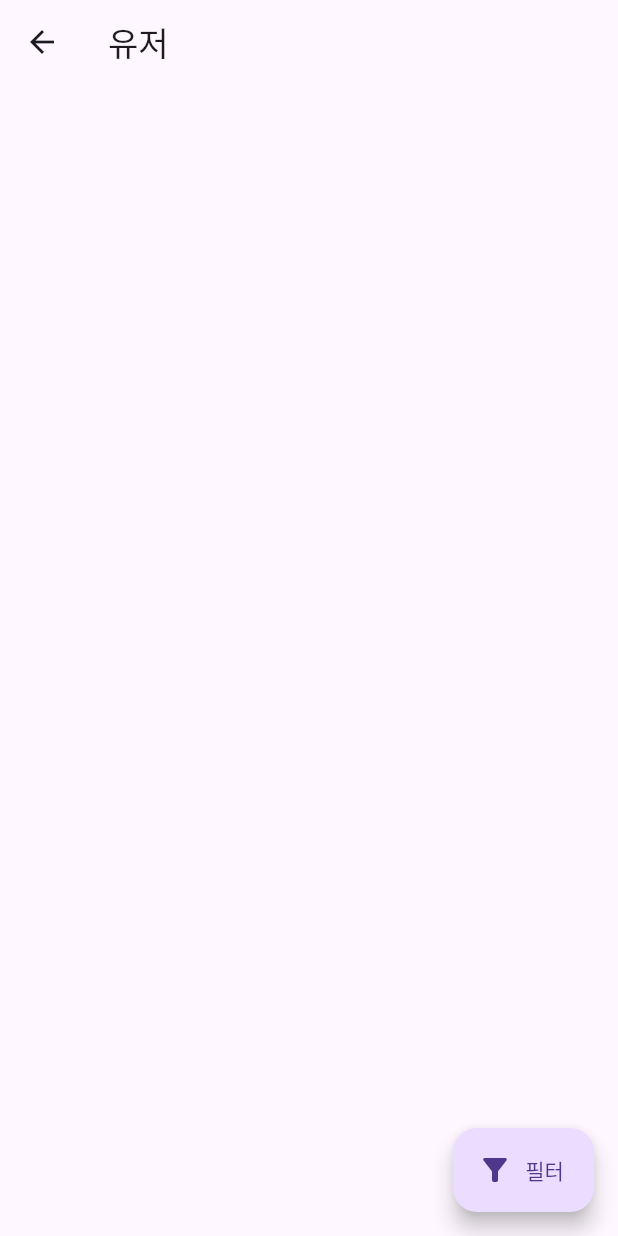
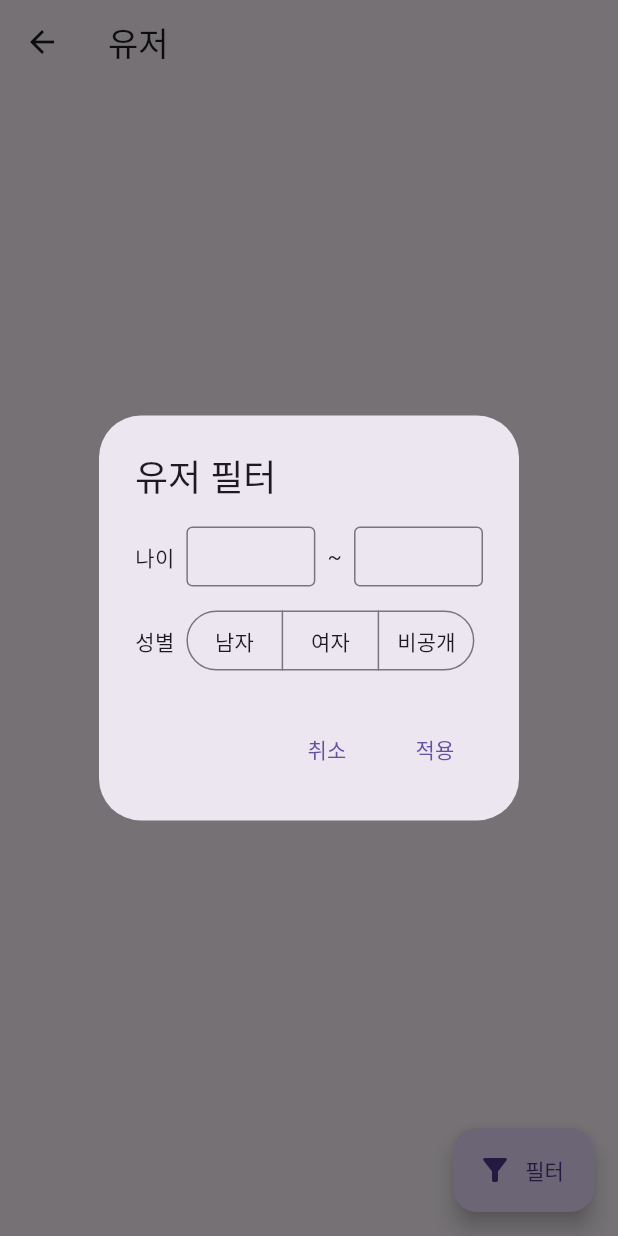
Before and after one commit to LJG7123/flutter_chat_app, a Flutter app: the UserListScreen screen opened directly, after a tap on "필터", on a phone screen of 412 x 824 dp. Run offline on Flutter 3.47's test engine with Material 3 defaults, Android fonts, the phone set to English and light mode, and no system bars; our stand-ins replace cloud_firestore, firebase_auth, firebase_core, flutter_riverpod, go_router; accounts and stored records are empty; generated files the repository leaves out were written again; network calls fail.

Commit message:
feat: 필터 다이얼로그 UI 구현

```diff
--- a/lib/presentation/screen/users/user_list_screen.dart
+++ b/lib/presentation/screen/users/user_list_screen.dart
@@ -1,5 +1,6 @@
 import 'package:flutter/material.dart';
 import 'package:flutter_chat_app/presentation/provider/user_list_provider.dart';
+import 'package:flutter_chat_app/presentation/screen/users/widget/filter_dialog.dart';
 import 'package:flutter_chat_app/presentation/screen/users/widget/user_list_item.dart';
 import 'package:flutter_riverpod/flutter_riverpod.dart';
 
@@ -21,10 +22,17 @@ class UserListScreen extends ConsumerWidget {
         },
       ),
       floatingActionButton: FloatingActionButton.extended(
-        onPressed: () {},
+        onPressed: () => _showFilterDialog(context),
         icon: Icon(Icons.filter_alt),
         label: Text('필터'),
       ),
     );
   }
+
+  void _showFilterDialog(BuildContext context) {
+    showDialog(
+      context: context,
+      builder: (context) => FilterDialog(),
+    );
+  }
 }
--- /dev/null
+++ b/lib/presentation/screen/users/widget/filter_dialog.dart
@@ -0,0 +1,79 @@
+import 'package:flutter/material.dart';
+import 'package:flutter_chat_app/domain/entity/user.dart';
+import 'package:flutter_chat_app/presentation/widget/general_text_field.dart';
+import 'package:go_router/go_router.dart';
+
+class FilterDialog extends StatefulWidget {
+  const FilterDialog({super.key});
+
+  @override
+  State<FilterDialog> createState() => _FilterDialogState();
+}
+
+class _FilterDialogState extends State<FilterDialog> {
+  Set<Gender> selection = {};
+  final _textControllers = List.generate(2, (index) => TextEditingController());
+
+  @override
+  Widget build(BuildContext context) {
+    return AlertDialog(
+      title: Text('유저 필터'),
+      content: Column(
+        mainAxisSize: MainAxisSize.min,
+        spacing: 12,
+        children: [
+          Row(
+            spacing: 8,
+            children: [
+              Text('나이'),
+              Flexible(
+                child: GeneralTextField(
+                  controller: _textControllers[0],
+                  inputType: TextInputType.number,
+                  padding: EdgeInsets.all(8),
+                  isDense: true,
+                ),
+              ),
+              Text('~'),
+              Flexible(
+                child: GeneralTextField(
+                  controller: _textControllers[1],
+                  inputType: TextInputType.number,
+                  padding: EdgeInsets.all(8),
+                  isDense: true,
+                ),
+              ),
+            ],
+          ),
+          Row(
+            spacing: 8,
+            children: [
+              Text('성별'),
+              SegmentedButton(
+                segments: Gender.values
+                    .map((e) => ButtonSegment(
+                          value: e,
+                          label: Text(e.label),
+                        ))
+                    .toList(),
+                selected: selection,
+                onSelectionChanged: (selected) {
+                  setState(() {
+                    selection = selected;
+                  });
+                },
+                showSelectedIcon: false,
+                multiSelectionEnabled: true,
+                emptySelectionAllowed: true,
+              ),
+            ],
+          ),
+        ],
+      ),
+      actions: [
+        TextButton(onPressed: context.pop, child: Text('취소')),
+        TextButton(onPressed: () {}, child: Text('적용')),
+      ],
+    );
+  }
+}
--- a/lib/presentation/widget/general_text_field.dart
+++ b/lib/presentation/widget/general_text_field.dart
@@ -1,10 +1,13 @@
 import 'package:flutter/material.dart';
+import 'package:flutter/services.dart';
 
 class GeneralTextField extends StatelessWidget {
   final TextEditingController controller;
   final String? hintText;
   final String? errorText;
   final TextInputType? inputType;
+  final EdgeInsets? padding;
+  final bool? isDense;
 
   const GeneralTextField({
     super.key,
@@ -12,6 +15,8 @@ class GeneralTextField extends StatelessWidget {
     this.hintText,
     this.errorText,
     this.inputType,
+    this.padding,
+    this.isDense,
   });
 
   @override
@@ -21,9 +26,16 @@ class GeneralTextField extends StatelessWidget {
       keyboardType: inputType,
       decoration: InputDecoration(
         border: OutlineInputBorder(),
+        isDense: isDense,
+        contentPadding: padding,
         hintText: hintText,
         errorText: errorText,
       ),
+      inputFormatters: [
+        if (inputType == TextInputType.number) ...[
+          FilteringTextInputFormatter(RegExp('[0-9]'), allow: true),
+        ],
+      ],
     );
   }
 }
```
